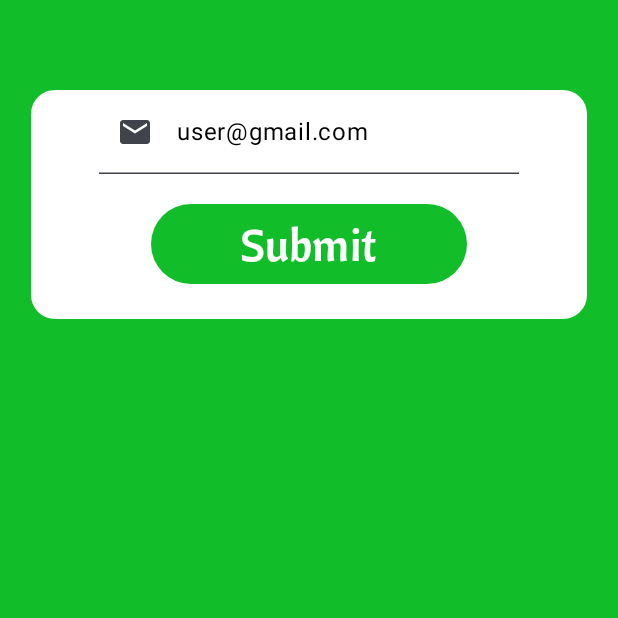
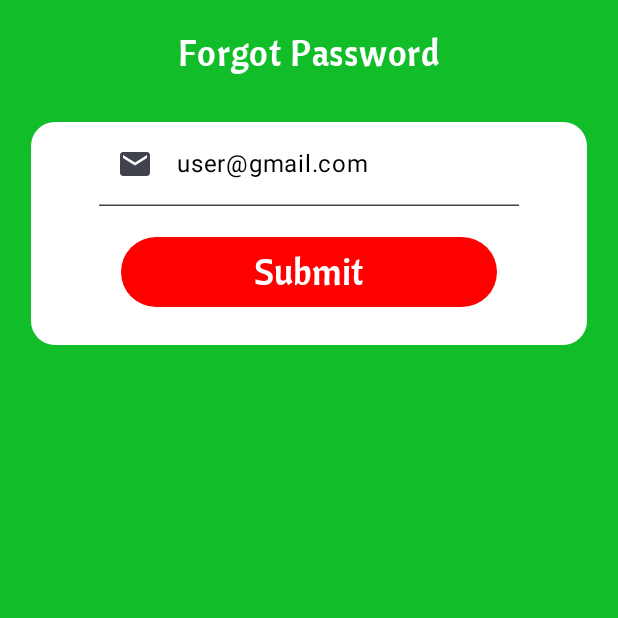
Before and after one commit to MohitLengure/Kisan-Mitra, an Android app built with Jetpack Compose: the composable forgotpassword shown on its own in the app's theme, on a phone screen of 412 x 824 dp, the top half of it. Run offline under Robolectric (Android 15) with nearby library versions, the phone set to English and light mode, and no system bars.

Commit message:
Forgot Password frontend ready
Forgot Password frontend ready

```diff
--- a/app/src/main/java/com/example/kisan_mitra/screen/forgotpassword.kt
+++ b/app/src/main/java/com/example/kisan_mitra/screen/forgotpassword.kt
@@ -46,7 +46,15 @@ fun forgotpassword(navController: NavHostController) {
         , horizontalAlignment = Alignment.CenterHorizontally
       )
     {
-        Spacer(modifier = Modifier.padding(30.dp))
+        Spacer(modifier = Modifier.padding(10.dp))
+        Text(
+            text = "Forgot Password",
+            fontFamily =cantoraone,
+            fontSize = 24.sp,
+            color = Color.White
+
+        )
+        Spacer(modifier = Modifier.padding(15.dp))
         Box(
             modifier = Modifier
                 .fillMaxWidth(fraction = 0.9f)
@@ -79,9 +87,9 @@ fun forgotpassword(navController: NavHostController) {
                     },
                     modifier = Modifier
                         .fillMaxWidth()
-                        .padding(horizontal = 80.dp),
+                        .padding(horizontal = 60.dp),
                     colors = ButtonDefaults.buttonColors(
-                        containerColor = Color(0xFF11BD28), contentColor = Color.White
+                        containerColor = Color.Red, contentColor = Color.White
                     )
                 )
                 {
@@ -89,7 +97,7 @@ fun forgotpassword(navController: NavHostController) {
                         text = "Submit",
                         fontFamily = cantoraone,
                         color = Color.White,
-                        fontSize = 30.sp
+                        fontSize = 24.sp
                     )
                 }
             }
--- /dev/null
+++ b/app/src/main/java/com/example/kisan_mitra/screen/homescreen.kt
@@ -0,0 +1,7 @@
+package com.example.kisan_mitra.screen
+
+
+fun homescreen()
+{
+
+}
```
